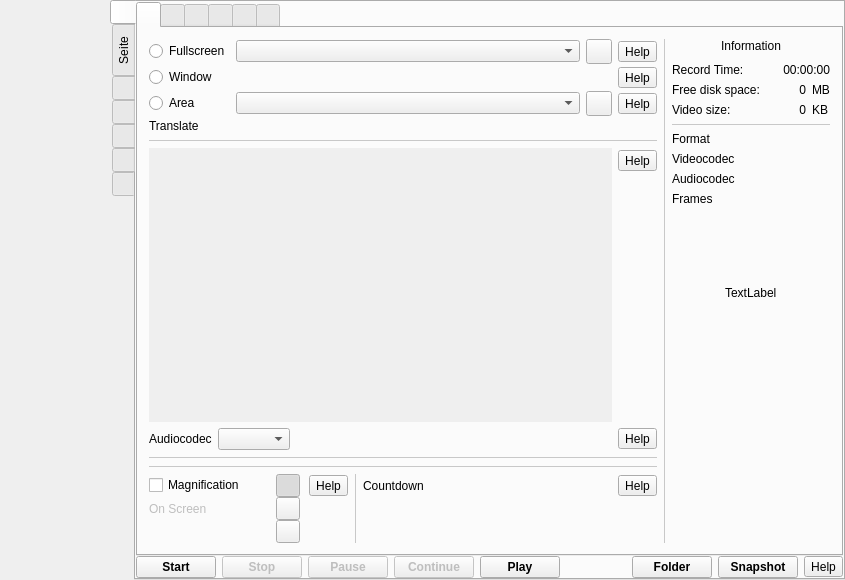
Qt form src/formMainWindow.ui (vkohaupt/vokoscreenNG) before a commit.
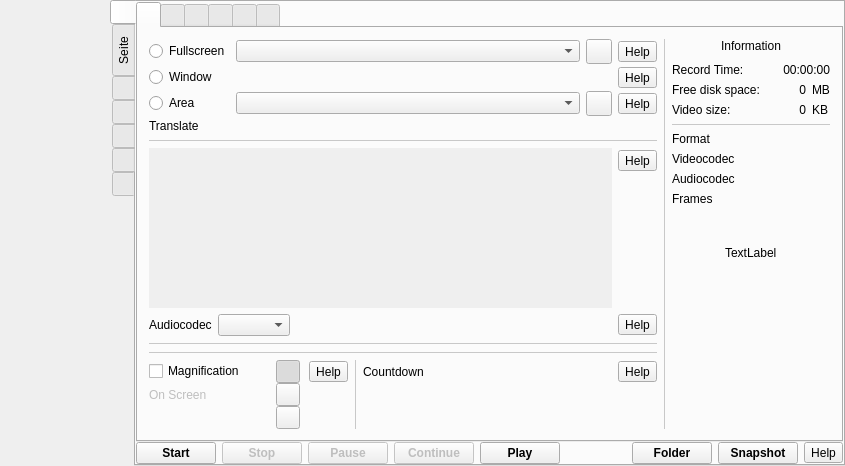
The same form after that commit. Icons and pictures are not drawn.

Commit message: Windows: new audio

```diff
--- a/src/formMainWindow.ui
+++ b/src/formMainWindow.ui
@@ -7,7 +7,7 @@
     <x>0</x>
     <y>0</y>
     <width>845</width>
-    <height>580</height>
+    <height>466</height>
    </rect>
   </property>
   <property name="windowTitle">
@@ -581,8 +581,8 @@
                       <rect>
                        <x>0</x>
                        <y>0</y>
-                       <width>404</width>
-                       <height>125</height>
+                       <width>459</width>
+                       <height>115</height>
                       </rect>
                      </property>
                      <property name="accessibleName">
```
Left out of the diff: 6 changed lines with no effect on the pictures. The commit also changes 2 other files.
